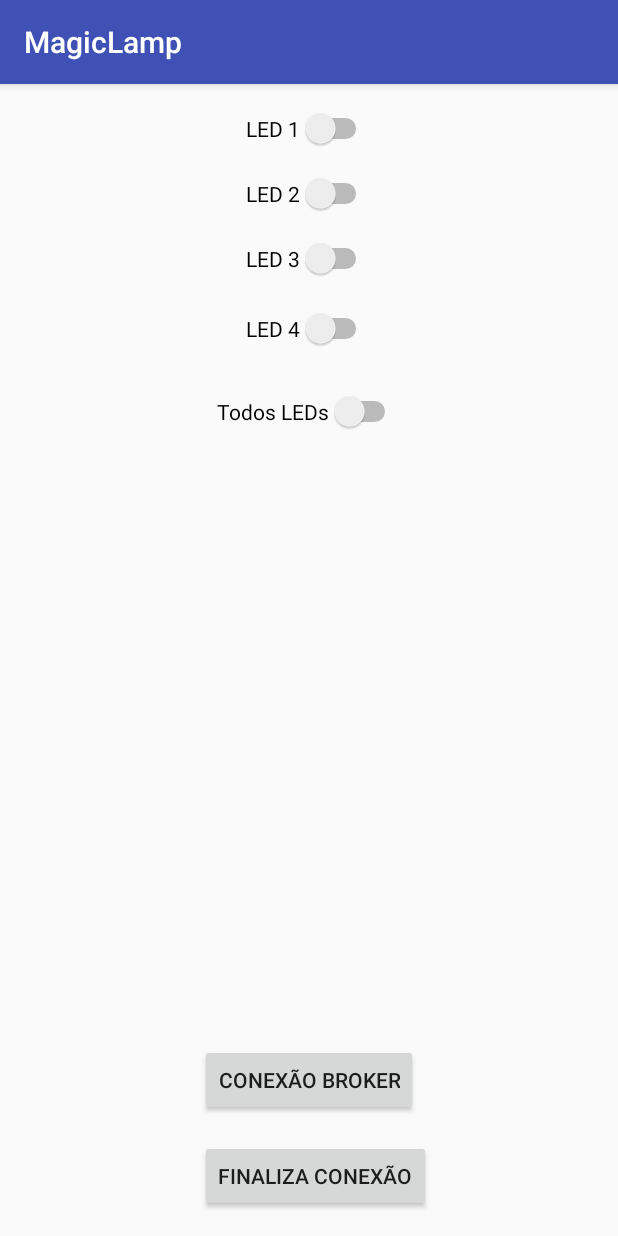
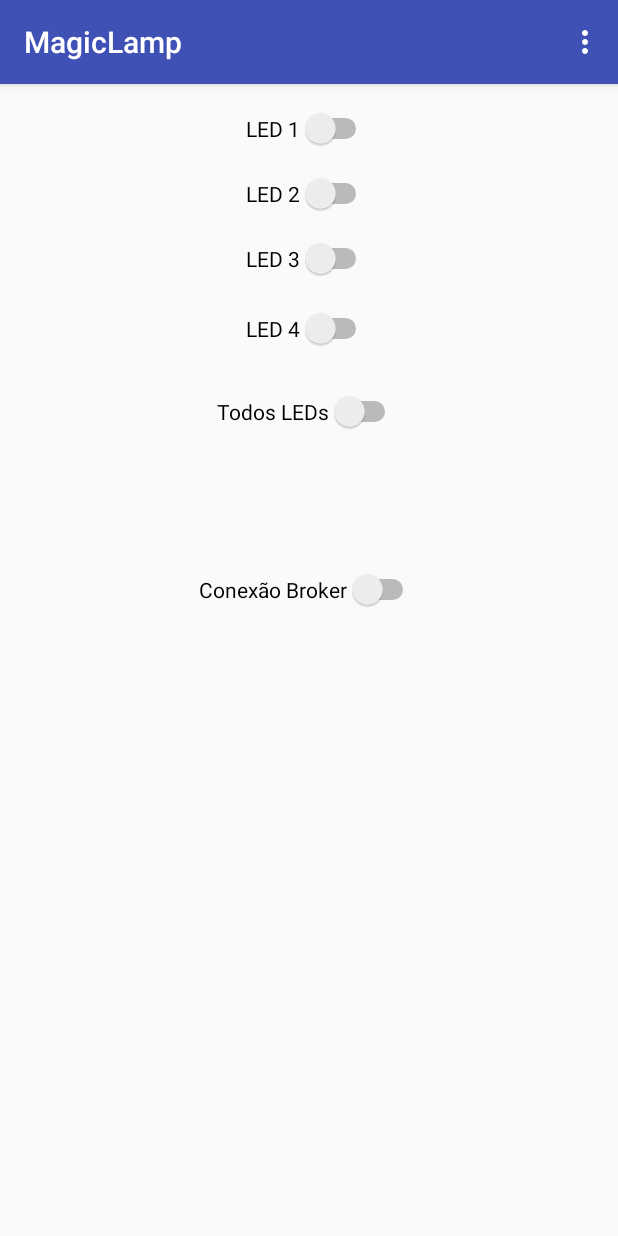
Before and after one commit to e-deslan/MagicLamp, an Android app: the screen it shows after launch (MainActivity), on a phone screen of 412 x 824 dp. Run offline under Robolectric (Android 15) with nearby library versions, the phone set to English and light mode, and no system bars; libraries missing offline, so code that uses them is left out: org.eclipse.paho; 2 statements that could not run were skipped.

Commit message:
configuracoes pelo menu e status do broker

```diff
--- a/app/src/main/java/com/example/e_deslan/magiclamp/Config.java
+++ b/app/src/main/java/com/example/e_deslan/magiclamp/Config.java
@@ -22,7 +22,7 @@ public class Config extends AppCompatActivity {
         et_porta.setText(sp.getString("porta", ""));
     }
 
-    public void Conectar(View v){
+    public void conectar(View v){
         //salva os valores de host e porta para serem utilizados na proxima vez
         SharedPreferences sp = getPreferences(Context.MODE_PRIVATE);
         SharedPreferences.Editor editor = sp.edit();
--- a/app/src/main/java/com/example/e_deslan/magiclamp/MainActivity.java
+++ b/app/src/main/java/com/example/e_deslan/magiclamp/MainActivity.java
@@ -8,86 +8,87 @@ import android.support.v7.app.AppCompatActivity;
 import android.os.Bundle;
 import android.view.View;
 import android.widget.Switch;
+import android.view.Menu;
+import android.view.MenuItem;
 
 import org.eclipse.paho.client.mqttv3.MqttClient;
 import org.eclipse.paho.client.mqttv3.MqttException;
 import org.eclipse.paho.client.mqttv3.MqttMessage;
 
-public class MainActivity extends AppCompatActivity implements View.OnClickListener{
-
-    private ProgressDialog progress;
+public class MainActivity extends AppCompatActivity{
 
     @Override
     protected void onCreate(Bundle savedInstanceState) {
         super.onCreate(savedInstanceState);
         setContentView(R.layout.activity_main);
-        Switch chave1 = (Switch) findViewById(R.id.switch1);
-        chave1.setOnClickListener(this);
-        Switch chave2 = (Switch) findViewById(R.id.switch2);
-        chave2.setOnClickListener(this);
-        Switch chave3 = (Switch) findViewById(R.id.switch3);
-        chave3.setOnClickListener(this);
-        Switch chave4 = (Switch) findViewById(R.id.switch4);
-        chave4.setOnClickListener(this);
-        Switch chave5 = (Switch) findViewById(R.id.switch5);
-        chave5.setOnClickListener(this);
+        Switch chave6 = (Switch) findViewById(R.id.switch6);
+        if(ConexaoMQTT.existeConexao()){
+            chave6.setChecked(true);
+        }
+        else{
+            chave6.setChecked(false);
+        }
     }
 
     @Override
-    public void onClick(View v) {   //onClickListener para todas chaves dos LEDs
+    public boolean onCreateOptionsMenu(Menu menu) {   //inicializa o layout do menu
+        getMenuInflater().inflate(R.menu.config_menu, menu);
+        return true;
+    }
+
+    @Override
+    public boolean onOptionsItemSelected(MenuItem item) {
+
+        int id = item.getItemId();
+
+        if (id == R.id.config_broker) {   //vai pra tela de configuração
+            Intent intent = new Intent(this, Config.class);
+            startActivity(intent);
+            finish();
+            return true;
+        }
+
+        if(id == R.id.desconectar){   //chama a função que finaliza a conexão com o broker
+            finaliza();
+            return true;
+        }
+
+        return super.onOptionsItemSelected(item);
+    }
+
+    public void atuar(View v) {   //funçao que atua em todas chaves dos LEDs
+        if(ConexaoMQTT.existeConexao()) {
             String comando = "";
+            Switch chave = (Switch) findViewById(v.getId());
+            if (chave.isChecked()) {
+                comando = "ligar";
+            } else {
+                comando = "desligar";
+            }
+            switch (chave.getId()) {
+                case R.id.switch1:
+                    ConexaoMQTT.publica("led/1", comando);
+                    break;
+                case R.id.switch2:
+                    ConexaoMQTT.publica("led/2", comando);
+                    break;
+                case R.id.switch3:
+                    ConexaoMQTT.publica("led/3", comando);
+                    break;
+                case R.id.switch4:
+                    ConexaoMQTT.publica("led/4", comando);
+                    break;
+                case R.id.switch5:
                     Switch s1 = (Switch) findViewById(R.id.switch1);
                     Switch s2 = (Switch) findViewById(R.id.switch2);
                     Switch s3 = (Switch) findViewById(R.id.switch3);
                     Switch s4 = (Switch) findViewById(R.id.switch4);
-        Switch s5 = (Switch) findViewById(R.id.switch5);
-        switch (v.getId()) {
-            case R.id.switch1:
-                if (s1.isChecked()){
-                    comando = "ligar";
-                }
-                else{
-                    comando = "desligar";
-                }
-                ConexaoMQTT.publica("led/1", comando);
-                break;
-            case R.id.switch2:
-                if (s2.isChecked()){
-                    comando = "ligar";
-                }
-                else{
-                    comando = "desligar";
-                }
-                ConexaoMQTT.publica("led/2", comando);
-                break;
-            case R.id.switch3:
-                if (s3.isChecked()){
-                    comando = "ligar";
-                }
-                else{
-                    comando = "desligar";
-                }
-                ConexaoMQTT.publica("led/3", comando);
-                break;
-            case R.id.switch4:
-                if (s4.isChecked()){
-                    comando = "ligar";
-                }
-                else{
-                    comando = "desligar";
-                }
-                ConexaoMQTT.publica("led/4", comando);
-                break;
-            case R.id.switch5:
-                if (s5.isChecked()){
-                    comando = "ligar";
+                    if (chave.isChecked()) {
                         s1.setChecked(true);
                         s2.setChecked(true);
                         s3.setChecked(true);
                         s4.setChecked(true);
-                }
-                else{
-                    comando = "desligar";
+                    } else {
                         s1.setChecked(false);
                         s2.setChecked(false);
                         s3.setChecked(false);
@@ -97,22 +98,17 @@ public class MainActivity extends AppCompatActivity implements View.OnClickListe
                     ConexaoMQTT.publica("led/2", comando);
                     ConexaoMQTT.publica("led/3", comando);
                     ConexaoMQTT.publica("led/4", comando);
-
                     break;
                 default:
                     break;
             }
         }
+    }
 
     //finaliza a conexao com o broker
-    public void finaliza(View v) {
+    public void finaliza() {
         ConexaoMQTT.finalizaConexao();
-    }
-
-    //vai pra tela de configuracao do broker
-    public void config(View v){
-        Intent intent = new Intent(this, Config.class);
-        startActivity(intent);
-        finish();
+        Switch chave6 = (Switch) findViewById(R.id.switch6);
+        chave6.setChecked(false);
     }
 }
--- a/app/src/main/res/layout/activity_config.xml
+++ b/app/src/main/res/layout/activity_config.xml
@@ -32,7 +32,7 @@
         android:layout_height="wrap_content"
         android:text="Conectar"
         android:id="@+id/button_conectar"
-        android:onClick="Conectar"
+        android:onClick="conectar"
         android:layout_below="@+id/editText_porta"
         android:layout_centerHorizontal="true"
         android:layout_marginTop="78dp" />
--- a/app/src/main/res/layout/activity_main.xml
+++ b/app/src/main/res/layout/activity_main.xml
@@ -13,6 +13,7 @@
         android:layout_width="wrap_content"
         android:layout_height="wrap_content"
         android:id="@+id/switch1"
+        android:onClick="atuar"
         android:text="LED 1"
         android:textOn="ligar"
         android:textOff="desligar"
@@ -24,6 +25,7 @@
         android:layout_height="wrap_content"
         android:text="LED 2"
         android:id="@+id/switch2"
+        android:onClick="atuar"
         android:textOn="ligar"
         android:textOff="desligar"
         android:layout_below="@+id/switch1"
@@ -36,6 +38,7 @@
         android:layout_height="wrap_content"
         android:text="LED 3"
         android:id="@+id/switch3"
+        android:onClick="atuar"
         android:textOn="ligar"
         android:textOff="desligar"
         android:layout_below="@+id/switch2"
@@ -48,6 +51,7 @@
         android:layout_height="wrap_content"
         android:text="LED 4"
         android:id="@+id/switch4"
+        android:onClick="atuar"
         android:textOn="ligar"
         android:textOff="desligar"
         android:layout_below="@+id/switch3"
@@ -60,30 +64,23 @@
         android:layout_height="wrap_content"
         android:text="Todos LEDs"
         android:id="@+id/switch5"
+        android:onClick="atuar"
         android:layout_below="@+id/switch4"
         android:layout_centerHorizontal="true"
         android:layout_marginTop="28dp"
         android:textOn="ligar"
         android:textOff="desligar" />
 
-    <Button
+    <Switch
         android:layout_width="wrap_content"
         android:layout_height="wrap_content"
         android:text="Conexão Broker"
-        android:id="@+id/button2"
-        android:layout_marginBottom="16dp"
-        android:onClick="config"
-        android:layout_above="@+id/button"
-        android:layout_centerHorizontal="true" />
-
-    <Button
-        android:layout_width="wrap_content"
-        android:layout_height="wrap_content"
-        android:text="Finaliza Conexão"
-        android:onClick="finaliza"
-        android:id="@+id/button"
-        android:layout_alignParentBottom="true"
-        android:layout_alignLeft="@+id/button2"
-        android:layout_alignStart="@+id/button2" />
+        android:id="@+id/switch6"
+        android:layout_below="@+id/switch5"
+        android:layout_centerHorizontal="true"
+        android:layout_marginTop="91dp"
+        android:clickable="false"
+        android:textOn="On"
+        android:textOff="Off" />
 
 </RelativeLayout>
--- /dev/null
+++ b/app/src/main/res/menu/config_menu.xml
@@ -0,0 +1,9 @@
+<?xml version="1.0" encoding="utf-8"?>
+<menu xmlns:android="http://schemas.android.com/apk/res/android"
+    xmlns:app="http://schemas.android.com/apk/res-auto">
+    <item android:id="@+id/config_broker"
+        android:title="Conexão Broker" />
+    <item android:id="@+id/desconectar"
+        android:title="Desconectar"
+        app:showAsAction="never" />
+</menu>
```
Lines whose indentation alone changed are shown as unchanged.
